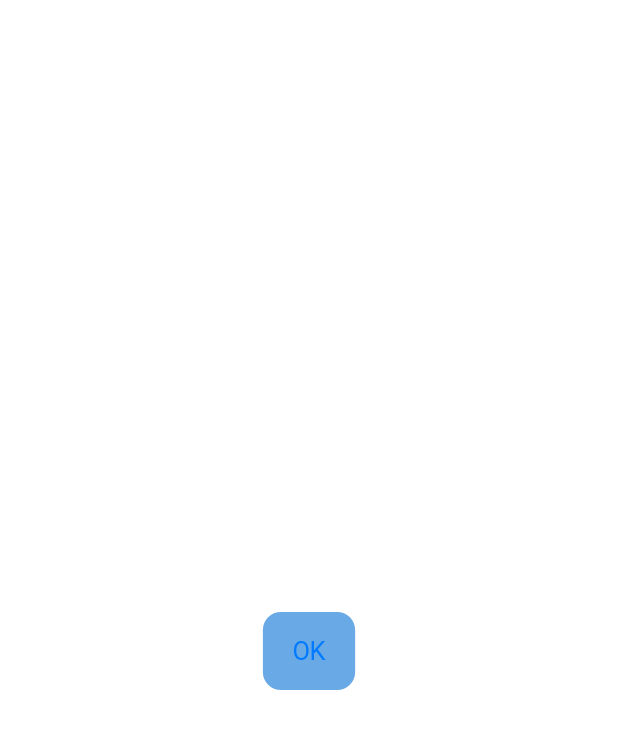
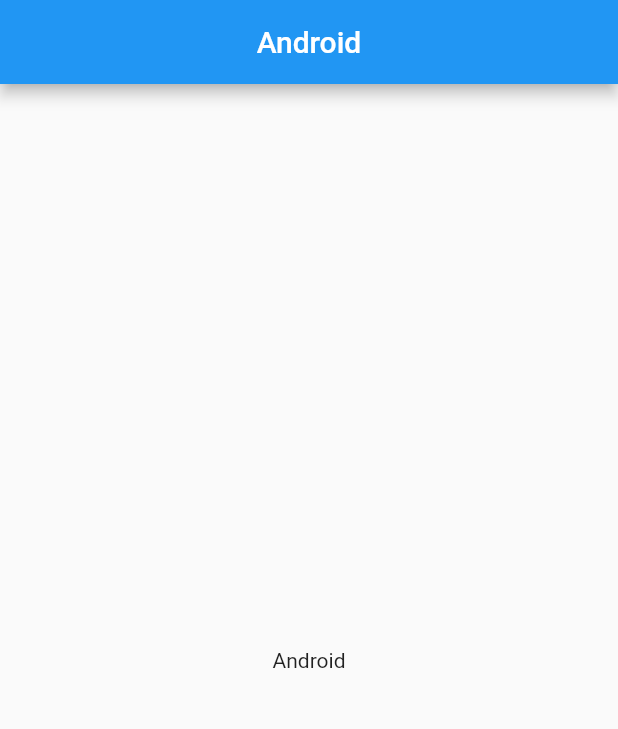
Before and after one commit to xiifain/Shopping_app, a Flutter app: the screen it shows after launch, on a phone screen of 412 x 824 dp. Shown: the top 729 px of the screen. Run offline on Flutter 3.47's test engine with Material 2 defaults, Android fonts, the phone set to English and light mode, and no system bars.

Commit message:
OS check

```diff
--- a/lib/Dialog.dart
+++ b/lib/Dialog.dart
@@ -13,17 +13,14 @@ class AlDialog extends StatelessWidget {
   @override
   Widget build(BuildContext context) {
     return CupertinoApp(
+      title: 'Dialog Page',
       home: CupertinoPageScaffold(
         navigationBar: CupertinoNavigationBar(
-          backgroundColor: Colors.blue,
           middle: Text(
             "Dialog Page",
-            style: TextStyle(
-              color: Colors.white,
-            ),
+            style: TextStyle(color: Colors.white),
           ),
-          previousPageTitle: 'Home',
-          automaticallyImplyLeading: true,
+          backgroundColor: Colors.blue,
         ),
         child: CupertinoAlertDialog(
           content: Text(text),
@@ -35,12 +32,12 @@ class AlDialog extends StatelessWidget {
             ),
             CupertinoDialogAction(
               child: Text("Cancel"),
-              onPressed: (){
+              onPressed: () {
                 Navigator.pop(
-                      context,
-                      CupertinoPageRoute(
-                          builder: (context) => Home()));
-                print("Hey");
+                    context,
+                    CupertinoPageRoute(
+                      builder: (context) => Home(),
+                    ));
               },
             ),
           ],
--- a/lib/main.dart
+++ b/lib/main.dart
@@ -1,3 +1,5 @@
+import 'dart:io';
+
 import 'package:flutter/cupertino.dart';
 import 'package:flutter/material.dart';
 
@@ -27,32 +29,45 @@ class _HomeState extends State<Home> {
 
   @override
   Widget build(BuildContext context) {
-    return CupertinoApp(
+    return (Platform.isIOS)
+        ? CupertinoApp(
             home: CupertinoPageScaffold(
               navigationBar: CupertinoNavigationBar(
-          backgroundColor: Colors.blue,
-          middle: Title(
-            child: Text(
-              'Hey',
+                middle: Text(
+                  "Home",
                   style: TextStyle(color: Colors.white),
                 ),
-            color: Colors.white,
-            title: 'Home',
-          ),
-          automaticallyImplyLeading: true,
+                backgroundColor: Colors.blue,
               ),
               child: Center(
                 child: Builder(
                   builder: (context) => CupertinoButton(
                       child: Text('OK'),
-                color: Color.fromARGB(255, 105, 169, 229),
+                      color: Colors.blue,
                       onPressed: () {
                         Navigator.push(
                             context,
                             CupertinoPageRoute(
-                          builder: (context) => AlDialog(text, _setText)));
+                                builder: (context) =>
+                                    AlDialog(text, _setText)));
                       }),
                 ),
+              ),
+            ),
+          )
+        : MaterialApp(
+            home: Scaffold(
+              appBar: AppBar(
+                centerTitle: true,
+                title: Text(
+                  "Android",
+                  style: TextStyle(color: Colors.white),
+                  textAlign: TextAlign.center,
+                ),
+                backgroundColor: Colors.blue,
+              ),
+              body: Center(
+                child: Text("Android"),
               ),
             ),
           );
```
Lines whose indentation alone changed are shown as unchanged.
